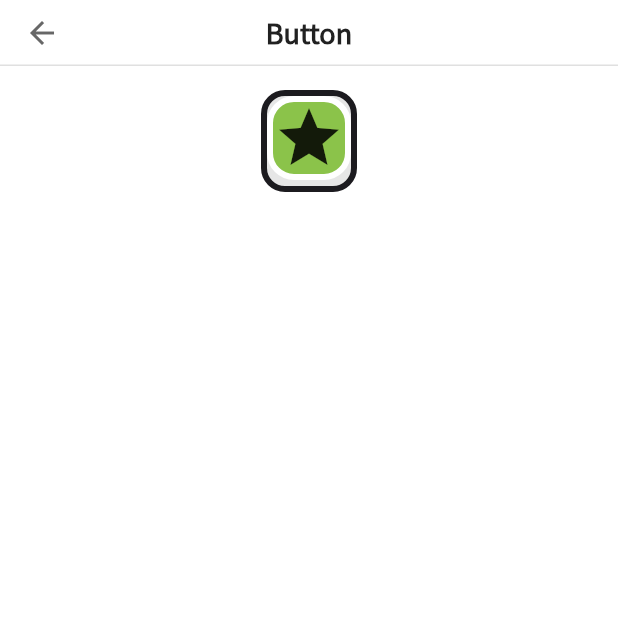
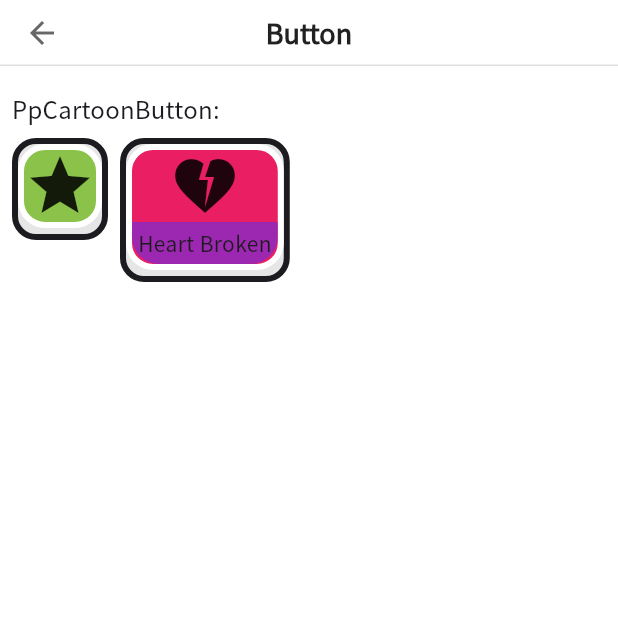
Before and after one commit to henryypin/playground_flutter, a Flutter app: the ButtonPage screen opened by its route, on a phone screen of 412 x 824 dp, the top half of it. Run offline on Flutter 3.47's test engine with Material 3 defaults, Android fonts, the phone set to English and light mode, and no system bars; our stand-ins replace auto_route, equatable, flutter_bloc.

Commit message:
Update ButtonPage to include multiple PpCartoonButton instances with varied styles; refactor PpCartoonButton to use ClipRRect for child widget

```diff
--- a/lib/features/button/button_page.dart
+++ b/lib/features/button/button_page.dart
@@ -20,17 +20,38 @@ class _ButtonPageState extends State<ButtonPage> {
       appBar: const PpAppBar(type: .back, title: 'Button'),
       body: SingleChildScrollView(
         padding: const .symmetric(vertical: 16, horizontal: 8),
-        child: Center(
-          child: Wrap(
+        child: Column(
+          crossAxisAlignment: .start,
+          children: [
+            Text(
+              "PpCartoonButton:",
+              style: Theme.of(context).textTheme.titleMedium,
+            ),
+            const SizedBox(height: 8),
+            Wrap(
               spacing: 8,
               runSpacing: 8,
               children: [
+                const PpCartoonButton(
+                  backgroundColor: Colors.lightGreen,
+                  child: Icon(Icons.star, size: 48),
+                ),
                 PpCartoonButton(
-                backgroundColor: Colors.lightGreen,
-                child: const Icon(Icons.star, size: 48),
+                  backgroundColor: Colors.pink,
+                  child: Column(
+                    children: [
+                      const Icon(Icons.heart_broken, size: 48),
+                      Container(
+                        color: Colors.purple,
+                        padding: const EdgeInsets.all(4),
+                        child: const Text('Heart Broken'),
                       ),
                     ],
                   ),
+                ),
+              ],
+            ),
+          ],
         ),
       ),
     );
--- a/lib/pp_ui/widgets/button/pp_cartoon_button.dart
+++ b/lib/pp_ui/widgets/button/pp_cartoon_button.dart
@@ -59,13 +59,9 @@ class _PpCartoonButtonState extends State<PpCartoonButton>
             ),
             borderRadius: BorderRadius.circular(widget.borderRadius + 2),
           ),
-          child: Stack(
-            children: [
-              widget.child,
-              // Top-left Shine spot
-
-              // Bottom-right Shadow spot
-            ],
+          child: ClipRRect(
+            borderRadius: BorderRadius.circular(widget.borderRadius + 2),
+            child: widget.child,
           ),
         ),
       ),
```
Lines whose indentation alone changed are shown as unchanged.
